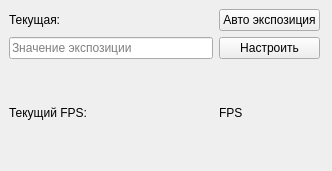
This is utils/GUI/cam_settings.ui in kirilltarasov99/witmotionconnect as Qt 5 draws it before an edit. The edited form follows.
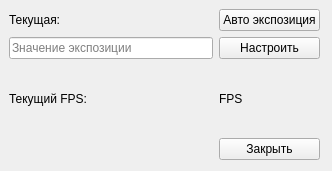
This is the edited form.

Commit message: custom close button

Patch:
```diff
--- a/utils/GUI/cam_settings.ui
+++ b/utils/GUI/cam_settings.ui
@@ -68,6 +68,13 @@
       </property>
      </widget>
     </item>
+    <item row="3" column="1">
+     <widget class="QPushButton" name="closeWidget_pushButton">
+      <property name="text">
+       <string>Закрыть</string>
+      </property>
+     </widget>
+    </item>
    </layout>
   </widget>
  </widget>
```
Left out of the diff: 14 changed lines with no effect on the pictures. The commit also changes 2 other files.
